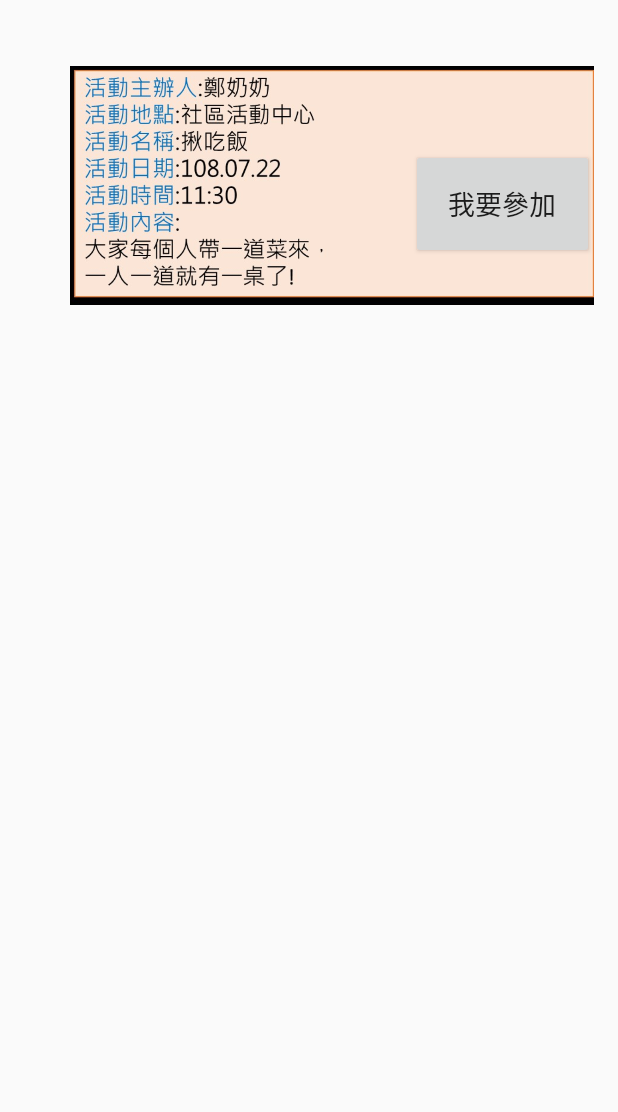
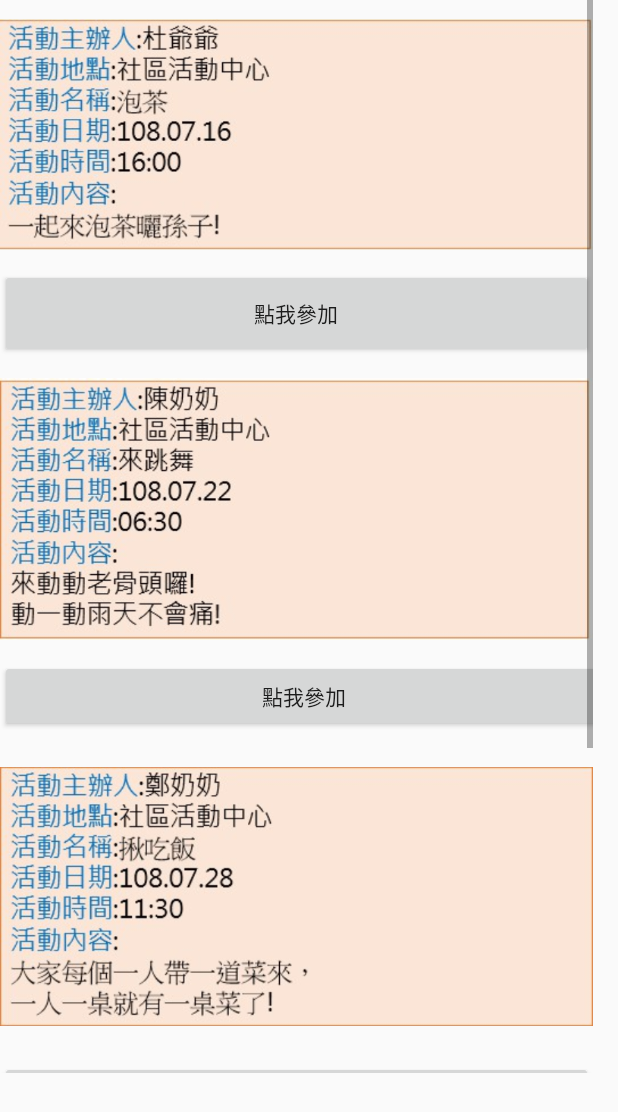
Before and after one commit to KamiMaki/innoserve24_07, an Android app: the EatTogether1_1_interested screen opened directly, with no data from a screen before it, on a phone screen of 412 x 824 dp. Shown: the top 1112 px of the screen. Run offline under Robolectric (Android 15) with nearby library versions, the phone set to English and light mode, and no system bars.

Commit message:
add interested

```diff
--- a/app/src/main/java/com/example/innoserve24_07/EatTogether1_1.java
+++ b/app/src/main/java/com/example/innoserve24_07/EatTogether1_1.java
@@ -1,5 +1,4 @@
 package com.example.innoserve24_07;
-
 import android.app.AlertDialog;
 import android.content.DialogInterface;
 import android.content.Intent;
@@ -138,8 +137,6 @@ public class EatTogether1_1 extends AppCompatActivity
 
         return super.onOptionsItemSelected(item);
     }
-
-    @SuppressWarnings("StatementWithEmptyBody")
     @Override
     public boolean onNavigationItemSelected(MenuItem item) {
         // Handle navigation view item clicks here.
@@ -187,7 +184,6 @@ public class EatTogether1_1 extends AppCompatActivity
         drawer.closeDrawer(GravityCompat.START);
         return true;
     }
-
     @Override
     public void onMapReady(GoogleMap googleMap) {
         map=googleMap;
@@ -232,7 +228,6 @@ public class EatTogether1_1 extends AppCompatActivity
         mPingChen8 = map.addMarker(new MarkerOptions().position(PingChen8));
         mPingChen9 = map.addMarker(new MarkerOptions().position(PingChen9));
         mPingChen10 = map.addMarker(new MarkerOptions().position(PingChen10));
-
         mLungTan1=map.addMarker((new MarkerOptions().position(LungTan1)));
         mLungTan2=map.addMarker((new MarkerOptions().position(LungTan2)));
         mLungTan3=map.addMarker((new MarkerOptions().position(LungTan3)));
--- a/app/src/main/java/com/example/innoserve24_07/EatTogether1_1_interested.java
+++ b/app/src/main/java/com/example/innoserve24_07/EatTogether1_1_interested.java
@@ -12,6 +12,9 @@ import android.widget.ImageButton;
 public class EatTogether1_1_interested extends AppCompatActivity {
 
     Button par;
+    Button par2;
+    Button par3;
+    Button par4;
     @Override
     protected void onCreate(Bundle savedInstanceState) {
         super.onCreate(savedInstanceState);
@@ -36,12 +39,72 @@ public class EatTogether1_1_interested extends AppCompatActivity {
 
             }
         });
+        par2=(Button)findViewById(R.id.par2);
+        par2.setOnClickListener(new View.OnClickListener() {
+            @Override
+            public void onClick(View v) {
+
+                AlertDialog.Builder builder = new AlertDialog.Builder(EatTogether1_1_interested.this);
+                builder.setTitle("陳奶奶來跳舞")
+                        .setIcon(R.mipmap.ic_launcher)
+                        .setMessage("您確定要參加嗎?")
+                        .setNegativeButton("不要參加", null)
+                        .setPositiveButton("我要參加", new DialogInterface.OnClickListener() {
+                            @Override
+                            public void onClick(DialogInterface dialog, int which) {
+                                accepted();
+                            }
+                        })
+                        .show();
+
+            }
+        });
+        par3=(Button)findViewById(R.id.par3);
+        par3.setOnClickListener(new View.OnClickListener() {
+            @Override
+            public void onClick(View v) {
+
+                AlertDialog.Builder builder = new AlertDialog.Builder(EatTogether1_1_interested.this);
+                builder.setTitle("杜爺爺泡茶")
+                        .setIcon(R.mipmap.ic_launcher)
+                        .setMessage("您確定要參加嗎?")
+                        .setNegativeButton("不要參加", null)
+                        .setPositiveButton("我要參加", new DialogInterface.OnClickListener() {
+                            @Override
+                            public void onClick(DialogInterface dialog, int which) {
+                                accepted();
+                            }
+                        })
+                        .show();
+
+            }
+        });
+        par4=(Button)findViewById(R.id.par4);
+        par4.setOnClickListener(new View.OnClickListener() {
+            @Override
+            public void onClick(View v) {
+
+                AlertDialog.Builder builder = new AlertDialog.Builder(EatTogether1_1_interested.this);
+                builder.setTitle("溫爺爺下棋")
+                        .setIcon(R.mipmap.ic_launcher)
+                        .setMessage("您確定要參加嗎?")
+                        .setNegativeButton("不要參加", null)
+                        .setPositiveButton("我要參加", new DialogInterface.OnClickListener() {
+                            @Override
+                            public void onClick(DialogInterface dialog, int which) {
+                                accepted();
+                            }
+                        })
+                        .show();
+
+            }
+        });
     }
 
 
     private void accepted() {
         AlertDialog.Builder MyAlertDialog = new AlertDialog.Builder(this);
-        MyAlertDialog.setTitle("新活動");
+       // MyAlertDialog.setTitle("新活動");
         MyAlertDialog.setMessage("您已成功報名!");
         DialogInterface.OnClickListener OkClick = new DialogInterface.OnClickListener() {
             public void onClick(DialogInterface dialog, int which) {
--- a/app/src/main/res/layout/activity_eat_together1_1_interested.xml
+++ b/app/src/main/res/layout/activity_eat_together1_1_interested.xml
@@ -6,28 +6,66 @@
     android:layout_height="match_parent"
     tools:context=".EatTogether1_1_interested">
 
-    <ImageView
-        android:id="@+id/imageView2"
-        android:layout_width="349dp"
-        android:layout_height="238dp"
-        app:layout_constraintBottom_toBottomOf="parent"
-        app:layout_constraintEnd_toEndOf="parent"
-        app:layout_constraintHorizontal_bias="0.741"
-        app:layout_constraintStart_toStartOf="parent"
-        app:layout_constraintTop_toTopOf="parent"
-        app:layout_constraintVertical_bias="0.008"
-        app:srcCompat="@drawable/eat" />
+    <ScrollView
+        android:layout_width="395dp"
+        android:layout_height="715dp"
+        tools:layout_editor_absoluteX="8dp"
+        tools:layout_editor_absoluteY="8dp">
 
-    <Button
-        android:id="@+id/par"
-        android:layout_width="122dp"
-        android:layout_height="73dp"
-        android:text="我要參加"
-        android:textSize="18sp"
-        app:layout_constraintBottom_toBottomOf="parent"
-        app:layout_constraintEnd_toEndOf="parent"
-        app:layout_constraintHorizontal_bias="0.944"
-        app:layout_constraintStart_toStartOf="parent"
-        app:layout_constraintTop_toTopOf="parent"
-        app:layout_constraintVertical_bias="0.132" />
+        <LinearLayout
+            android:layout_width="match_parent"
+            android:layout_height="wrap_content"
+            android:orientation="vertical" >
+
+            <ImageView
+                android:id="@+id/imageView7"
+                android:layout_width="wrap_content"
+                android:layout_height="179dp"
+                app:srcCompat="@drawable/par3" />
+
+            <Button
+                android:id="@+id/par3"
+                android:layout_width="match_parent"
+                android:layout_height="59dp"
+                android:text="點我參加" />
+
+            <ImageView
+                android:id="@+id/imageView6"
+                android:layout_width="wrap_content"
+                android:layout_height="201dp"
+                app:srcCompat="@drawable/par1" />
+
+            <Button
+                android:id="@+id/par2"
+                android:layout_width="406dp"
+                android:layout_height="wrap_content"
+                android:text="點我參加" />
+
+            <ImageView
+                android:id="@+id/imageView8"
+                android:layout_width="wrap_content"
+                android:layout_height="219dp"
+                app:srcCompat="@drawable/parr" />
+
+            <Button
+                android:id="@+id/par"
+                android:layout_width="match_parent"
+                android:layout_height="wrap_content"
+                android:text="點我參加" />
+
+            <ImageView
+                android:id="@+id/imageView9"
+                android:layout_width="match_parent"
+                android:layout_height="181dp"
+                app:srcCompat="@drawable/par4" />
+
+            <Button
+                android:id="@+id/par4"
+                android:layout_width="match_parent"
+                android:layout_height="89dp"
+                android:text="點我參加" />
+
+        </LinearLayout>
+    </ScrollView>
+
 </android.support.constraint.ConstraintLayout>
--- a/app/src/main/res/layout/app_bar_eat_together.xml
+++ b/app/src/main/res/layout/app_bar_eat_together.xml
@@ -28,9 +28,10 @@
     <android.support.design.widget.FloatingActionButton
         android:id="@+id/fab"
         android:layout_width="wrap_content"
-        android:layout_height="wrap_content"
+        android:layout_height="119dp"
         android:layout_gravity="bottom|end"
         android:layout_margin="@dimen/fab_margin"
-        app:srcCompat="@android:drawable/ic_dialog_email" />
+        android:tint="#03E03434"
+        app:srcCompat="@drawable/add" />
 
 </android.support.design.widget.CoordinatorLayout>
```
Also changed, not shown: app/src/main/res/drawable/par1.jpg (added), app/src/main/res/drawable/par3.jpg (added), app/src/main/res/drawable/par4.jpg (added), app/src/main/res/drawable/parr.jpg (added).
